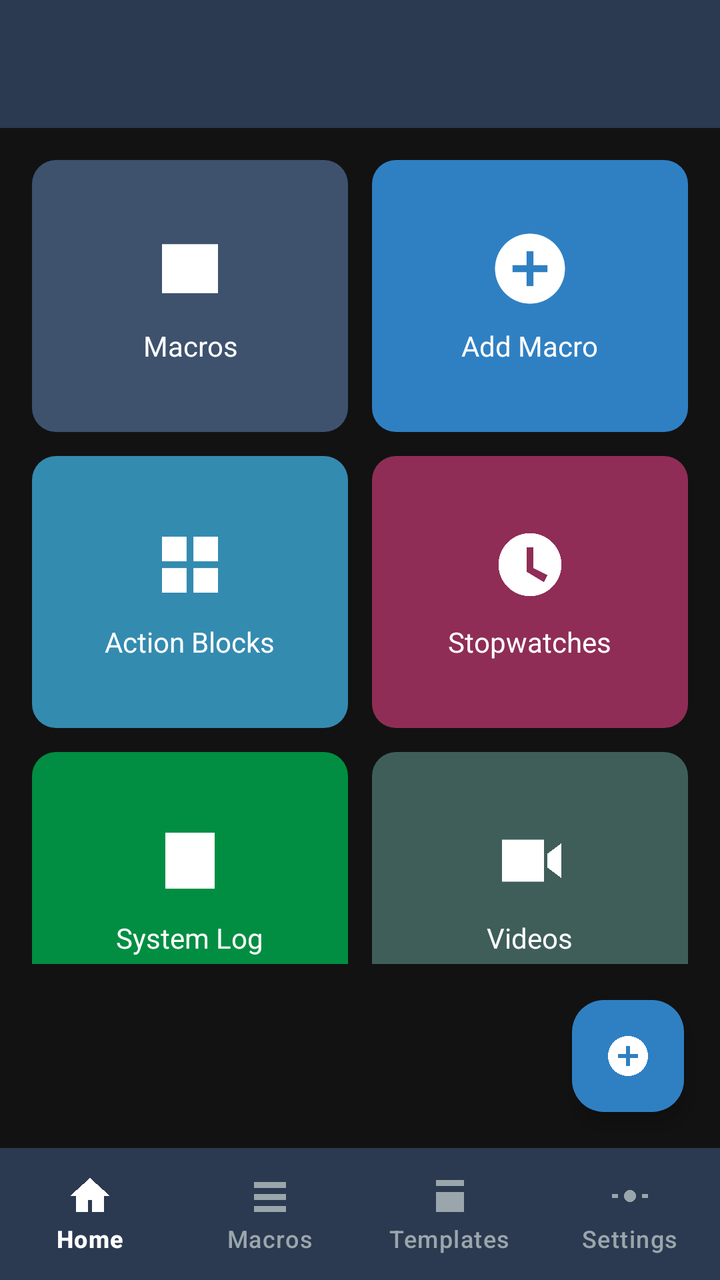
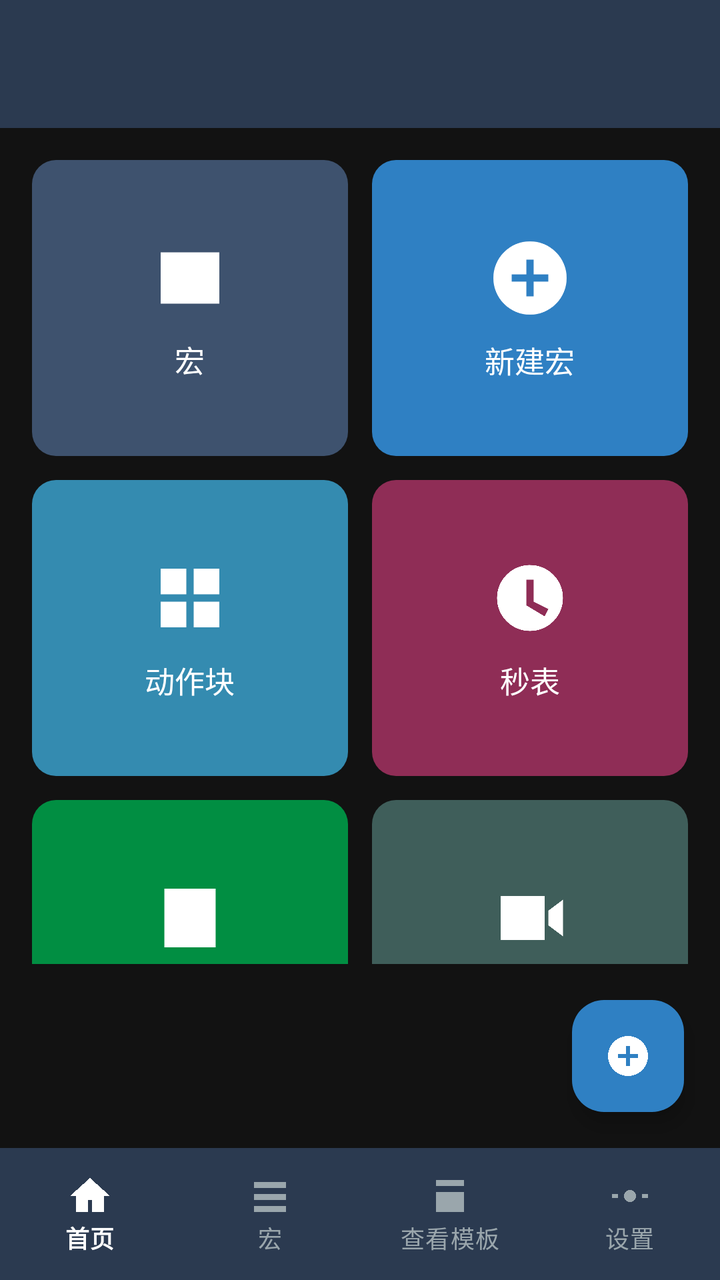

Screens rendered from an Android XML layout before and after an edit, with the pre-edit source and the edit as a unified diff.
<!-- AndroidManifest.xml: application theme Theme.AutoDroid -->
<!-- res/layout/activity_main.xml -->
<?xml version="1.0" encoding="utf-8"?>
<LinearLayout xmlns:android="http://schemas.android.com/apk/res/android"
    xmlns:app="http://schemas.android.com/apk/res-auto"
    android:layout_width="match_parent"
    android:layout_height="match_parent"
    android:background="@color/md_background"
    android:orientation="vertical">

    <com.google.android.material.appbar.MaterialToolbar
        android:id="@+id/toolbar"
        android:layout_width="match_parent"
        android:layout_height="?attr/actionBarSize"
        android:background="@color/md_primary_bar"
        app:titleTextColor="@android:color/white" />

    <FrameLayout
        android:layout_width="match_parent"
        android:layout_height="0dp"
        android:layout_weight="1">

        <androidx.core.widget.NestedScrollView
            android:id="@+id/home_page"
            android:layout_width="match_parent"
            android:layout_height="match_parent"
            android:clipToPadding="false"
            android:fillViewport="true"
            android:paddingBottom="24dp">

            <LinearLayout
                android:layout_width="match_parent"
                android:layout_height="wrap_content"
                android:orientation="vertical">

                <GridLayout
                    android:layout_width="match_parent"
                    android:layout_height="wrap_content"
                    android:columnCount="2"
                    android:paddingStart="10dp"
                    android:paddingEnd="10dp"
                    android:paddingTop="10dp">

                    <LinearLayout
                        android:id="@+id/tile_macros"
                        style="@style/Widget.AutoDroid.HomeTile"
                        android:layout_width="0dp"
                        android:layout_columnWeight="1"
                        android:layout_margin="6dp"
                        android:background="@drawable/tile_macros">

                        <ImageView
                            style="@style/Widget.AutoDroid.HomeTileIcon"
                            android:src="@drawable/ic_tile_macros" />

                        <TextView
                            style="@style/Widget.AutoDroid.HomeTileLabel"
                            android:text="@string/tile_macros" />
                    </LinearLayout>

                    <LinearLayout
                        android:id="@+id/tile_add_macro"
                        style="@style/Widget.AutoDroid.HomeTile"
                        android:layout_width="0dp"
                        android:layout_columnWeight="1"
                        android:layout_margin="6dp"
                        android:background="@drawable/tile_add_macro">

                        <ImageView
                            style="@style/Widget.AutoDroid.HomeTileIcon"
                            android:src="@drawable/ic_tile_add" />

                        <TextView
                            style="@style/Widget.AutoDroid.HomeTileLabel"
                            android:text="@string/tile_add_macro" />
                    </LinearLayout>

                    <LinearLayout
                        android:id="@+id/tile_action_blocks"
                        style="@style/Widget.AutoDroid.HomeTile"
                        android:layout_width="0dp"
                        android:layout_columnWeight="1"
                        android:layout_margin="6dp"
                        android:background="@drawable/tile_action_blocks">

                        <ImageView
                            style="@style/Widget.AutoDroid.HomeTileIcon"
                            android:src="@drawable/ic_tile_blocks" />

                        <TextView
                            style="@style/Widget.AutoDroid.HomeTileLabel"
                            android:text="@string/tile_action_blocks" />
                    </LinearLayout>

                    <LinearLayout
                        android:id="@+id/tile_stopwatches"
                        style="@style/Widget.AutoDroid.HomeTile"
                        android:layout_width="0dp"
                        android:layout_columnWeight="1"
                        android:layout_margin="6dp"
                        android:background="@drawable/tile_stopwatches">

                        <ImageView
                            style="@style/Widget.AutoDroid.HomeTileIcon"
                            android:src="@drawable/ic_tile_timer" />

                        <TextView
                            style="@style/Widget.AutoDroid.HomeTileLabel"
                            android:text="@string/tile_stopwatches" />
                    </LinearLayout>

                    <LinearLayout
                        android:id="@+id/tile_system_log"
                        style="@style/Widget.AutoDroid.HomeTile"
                        android:layout_width="0dp"
                        android:layout_columnWeight="1"
                        android:layout_margin="6dp"
                        android:background="@drawable/tile_system_log">

                        <ImageView
                            style="@style/Widget.AutoDroid.HomeTileIcon"
                            android:src="@drawable/ic_tile_log" />

                        <TextView
                            style="@style/Widget.AutoDroid.HomeTileLabel"
                            android:text="@string/tile_system_log" />
                    </LinearLayout>

                    <LinearLayout
                        android:id="@+id/tile_videos"
                        style="@style/Widget.AutoDroid.HomeTile"
                        android:layout_width="0dp"
                        android:layout_columnWeight="1"
                        android:layout_margin="6dp"
                        android:background="@drawable/tile_videos">

                        <ImageView
                            style="@style/Widget.AutoDroid.HomeTileIcon"
                            android:src="@drawable/ic_tile_video" />

                        <TextView
                            style="@style/Widget.AutoDroid.HomeTileLabel"
                            android:text="@string/tile_videos" />
                    </LinearLayout>

                    <LinearLayout
                        android:id="@+id/tile_last_macro"
                        style="@style/Widget.AutoDroid.HomeTile"
                        android:layout_width="0dp"
                        android:layout_columnWeight="1"
                        android:layout_margin="6dp"
                        android:background="@drawable/tile_last_macro">

                        <ImageView
                            style="@style/Widget.AutoDroid.HomeTileIcon"
                            android:src="@drawable/ic_tile_last" />

                        <TextView
                            style="@style/Widget.AutoDroid.HomeTileLabel"
                            android:text="@string/tile_last_macro" />
                    </LinearLayout>

                    <LinearLayout
                        android:id="@+id/tile_favourites"
                        style="@style/Widget.AutoDroid.HomeTile"
                        android:layout_width="0dp"
                        android:layout_columnWeight="1"
                        android:layout_margin="6dp"
                        android:background="@drawable/tile_favourites">

                        <ImageView
                            style="@style/Widget.AutoDroid.HomeTileIcon"
                            android:src="@drawable/ic_tile_favourite" />

                        <TextView
                            style="@style/Widget.AutoDroid.HomeTileLabel"
                            android:text="@string/tile_favourites" />
                    </LinearLayout>

                    <LinearLayout
                        android:id="@+id/tile_geofences"
                        style="@style/Widget.AutoDroid.HomeTile"
                        android:layout_width="0dp"
                        android:layout_columnWeight="1"
                        android:layout_margin="6dp"
                        android:background="@drawable/tile_geofences">

                        <ImageView
                            style="@style/Widget.AutoDroid.HomeTileIcon"
                            android:src="@drawable/ic_tile_geofence" />

                        <TextView
                            style="@style/Widget.AutoDroid.HomeTileLabel"
                            android:text="@string/tile_geofences" />
                    </LinearLayout>

                    <LinearLayout
                        android:id="@+id/tile_cell_towers"
                        style="@style/Widget.AutoDroid.HomeTile"
                        android:layout_width="0dp"
                        android:layout_columnWeight="1"
                        android:layout_margin="6dp"
                        android:background="@drawable/tile_cell_towers">

                        <ImageView
                            style="@style/Widget.AutoDroid.HomeTileIcon"
                            android:src="@drawable/ic_tile_tower" />

                        <TextView
                            style="@style/Widget.AutoDroid.HomeTileLabel"
                            android:text="@string/tile_cell_towers" />
                    </LinearLayout>

                    <LinearLayout
                        android:id="@+id/tile_plugins"
                        style="@style/Widget.AutoDroid.HomeTile"
                        android:layout_width="0dp"
                        android:layout_columnWeight="1"
                        android:layout_margin="6dp"
                        android:background="@drawable/tile_plugins">

                        <ImageView
                            style="@style/Widget.AutoDroid.HomeTileIcon"
                            android:src="@drawable/ic_tile_plugin" />

                        <TextView
                            style="@style/Widget.AutoDroid.HomeTileLabel"
                            android:text="@string/tile_plugins" />
                    </LinearLayout>

                    <LinearLayout
                        android:id="@+id/tile_quick_run"
                        style="@style/Widget.AutoDroid.HomeTile"
                        android:layout_width="0dp"
                        android:layout_columnWeight="1"
                        android:layout_margin="6dp"
                        android:background="@drawable/tile_quick_run">

                        <ImageView
                            style="@style/Widget.AutoDroid.HomeTileIcon"
                            android:src="@drawable/ic_tile_run" />

                        <TextView
                            style="@style/Widget.AutoDroid.HomeTileLabel"
                            android:text="@string/tile_quick_run" />
                    </LinearLayout>
                </GridLayout>

                <TextView
                    android:id="@+id/macros_count"
                    android:layout_width="match_parent"
                    android:layout_height="wrap_content"
                    android:paddingStart="18dp"
                    android:paddingEnd="18dp"
                    android:paddingTop="16dp"
                    android:textColor="@color/md_text_secondary"
                    android:textSize="16sp" />
            </LinearLayout>
        </androidx.core.widget.NestedScrollView>

        <LinearLayout
            android:id="@+id/macros_page"
            android:layout_width="match_parent"
            android:layout_height="match_parent"
            android:orientation="vertical"
            android:visibility="gone">

            <LinearLayout
                android:layout_width="match_parent"
                android:layout_height="wrap_content"
                android:orientation="horizontal"
                android:paddingStart="12dp"
                android:paddingEnd="12dp"
                android:paddingTop="8dp">

                <androidx.appcompat.widget.AppCompatCheckedTextView
                    android:id="@+id/filter_all"
                    style="@style/Widget.Material3.Chip.Filter"
                    android:layout_width="wrap_content"
                    android:layout_height="wrap_content"
                    android:checked="true"
                    android:text="@string/filter_all" />

                <androidx.appcompat.widget.AppCompatCheckedTextView
                    android:id="@+id/filter_enabled"
                    style="@style/Widget.Material3.Chip.Filter"
                    android:layout_width="wrap_content"
                    android:layout_height="wrap_content"
                    android:layout_marginStart="6dp"
                    android:text="@string/filter_enabled" />

                <androidx.appcompat.widget.AppCompatCheckedTextView
                    android:id="@+id/filter_disabled"
                    style="@style/Widget.Material3.Chip.Filter"
                    android:layout_width="wrap_content"
                    android:layout_height="wrap_content"
                    android:layout_marginStart="6dp"
                    android:text="@string/filter_disabled" />
            </LinearLayout>

            <ListView
                android:id="@+id/list_rules"
                android:layout_width="match_parent"
                android:layout_height="0dp"
                android:layout_weight="1"
                android:clipToPadding="false"
                android:divider="@null"
                android:paddingBottom="80dp"
                android:paddingStart="12dp"
                android:paddingEnd="12dp" />

            <TextView
                android:id="@+id/rules_empty"
                android:layout_width="match_parent"
                android:layout_height="0dp"
                android:layout_weight="1"
                android:gravity="center"
                android:text="@string/rules_empty"
                android:textColor="@color/md_text_secondary" />
        </LinearLayout>

        <LinearLayout
            android:id="@+id/templates_page"
            android:layout_width="match_parent"
            android:layout_height="match_parent"
            android:gravity="center"
            android:orientation="vertical"
            android:visibility="gone">

            <TextView
                android:layout_width="match_parent"
                android:layout_height="wrap_content"
                android:gravity="center"
                android:text="@string/rules_empty"
                android:textColor="@color/md_text_secondary"
                android:textSize="16sp" />
        </LinearLayout>

        <LinearLayout
            android:id="@+id/settings_page"
            android:layout_width="match_parent"
            android:layout_height="match_parent"
            android:orientation="vertical"
            android:padding="16dp"
            android:visibility="gone">

            <TextView
                android:id="@+id/settings_status"
                android:layout_width="match_parent"
                android:layout_height="wrap_content"
                android:textColor="@color/md_text_secondary"
                android:textSize="16sp" />
        </LinearLayout>
    </FrameLayout>

    <com.google.android.material.floatingactionbutton.FloatingActionButton
        android:id="@+id/fab_add"
        android:layout_width="wrap_content"
        android:layout_height="wrap_content"
        android:layout_gravity="bottom|end"
        android:layout_margin="18dp"
        android:contentDescription="@string/action_add"
        android:src="@drawable/ic_tile_add"
        app:backgroundTint="@color/md_tile_add_macro"
        app:tint="@android:color/white" />

    <com.google.android.material.bottomnavigation.BottomNavigationView
        android:id="@+id/bottom_navigation"
        android:layout_width="match_parent"
        android:layout_height="66dp"
        android:background="@color/md_primary_bar"
        app:itemIconTint="@color/nav_item_color"
        app:itemTextColor="@color/nav_item_color"
        app:labelVisibilityMode="labeled"
        app:menu="@menu/menu_bottom_nav" />
</LinearLayout>
<!-- resources referenced by this layout -->
<resources>
  <color name="md_background">#FF121212</color>
  <color name="md_primary_bar">#FF2B3A50</color>
  <color name="md_tile_add_macro">#FF2F80C3</color>
  <string name="action_add">新建规则</string>
  <string name="filter_all">All</string>
  <string name="filter_disabled">Disabled</string>
  <string name="filter_enabled">Enabled</string>
  <string name="rules_empty">No macros.\nTap + to create your first macro.</string>
  <string name="tile_action_blocks">Action Blocks</string>
  <string name="tile_add_macro">Add Macro</string>
  <string name="tile_cell_towers">Cell Towers</string>
  <string name="tile_favourites">Favourite Macros</string>
  <string name="tile_geofences">Geofences</string>
  <string name="tile_last_macro">Last Opened Macro</string>
  <string name="tile_macros">Macros</string>
  <string name="tile_plugins">Plugins</string>
  <string name="tile_quick_run">Quick Run Macro</string>
  <string name="tile_stopwatches">Stopwatches</string>
  <string name="tile_system_log">System Log</string>
  <string name="tile_videos">Videos</string>
  <style name="Widget.AutoDroid.HomeTile" parent="">
          <item name="android:layout_height">136dp</item>
          <item name="android:orientation">vertical</item>
          <item name="android:gravity">center</item>
          <item name="android:clickable">true</item>
          <item name="android:focusable">true</item>
      </style>
  <style name="Widget.AutoDroid.HomeTileIcon" parent="">
          <item name="android:layout_width">42dp</item>
          <item name="android:layout_height">42dp</item>
          <item name="android:importantForAccessibility">no</item>
          <item name="tint">@android:color/white</item>
      </style>
  <style name="Widget.AutoDroid.HomeTileLabel" parent="">
          <item name="android:layout_width">wrap_content</item>
          <item name="android:layout_height">wrap_content</item>
          <item name="android:layout_marginTop">8dp</item>
          <item name="android:maxWidth">112dp</item>
          <item name="android:maxLines">2</item>
          <item name="android:textAlignment">center</item>
          <item name="android:textColor">@android:color/white</item>
          <item name="android:textSize">14sp</item>
      </style>
  <color name="md_tile_geofences">#FF548687</color>
  <color name="md_tile_macros">#FF3E526E</color>
  <color name="md_tile_plugins">#FF3B3B3B</color>
  <color name="md_tile_quick_run">#FF6457A6</color>
  <color name="md_tile_videos">#FF3F5E5A</color>
  <!-- unchanged entries left out for length: 32 -->
</resources>

<!-- the commit's change to res/layout/activity_main.xml (unified diff, before → after) -->
@@ -260,41 +260,59 @@
             android:id="@+id/macros_page"
             android:layout_width="match_parent"
             android:layout_height="match_parent"
+            android:background="@color/md_list_background"
             android:orientation="vertical"
             android:visibility="gone">
 
-            <LinearLayout
+            <HorizontalScrollView
                 android:layout_width="match_parent"
                 android:layout_height="wrap_content"
-                android:orientation="horizontal"
                 android:paddingStart="12dp"
                 android:paddingEnd="12dp"
-                android:paddingTop="8dp">
-
-                <androidx.appcompat.widget.AppCompatCheckedTextView
-                    android:id="@+id/filter_all"
-                    style="@style/Widget.Material3.Chip.Filter"
+                android:paddingTop="8dp"
+                android:scrollbars="none">
+
+                <LinearLayout
                     android:layout_width="wrap_content"
                     android:layout_height="wrap_content"
-                    android:checked="true"
-                    android:text="@string/filter_all" />
-
-                <androidx.appcompat.widget.AppCompatCheckedTextView
-                    android:id="@+id/filter_enabled"
-                    style="@style/Widget.Material3.Chip.Filter"
-                    android:layout_width="wrap_content"
-                    android:layout_height="wrap_content"
-                    android:layout_marginStart="6dp"
-                    android:text="@string/filter_enabled" />
-
-                <androidx.appcompat.widget.AppCompatCheckedTextView
-                    android:id="@+id/filter_disabled"
-                    style="@style/Widget.Material3.Chip.Filter"
-                    android:layout_width="wrap_content"
-                    android:layout_height="wrap_content"
-                    android:layout_marginStart="6dp"
-                    android:text="@string/filter_disabled" />
-            </LinearLayout>
+                    android:orientation="horizontal">
+
+                    <androidx.appcompat.widget.AppCompatCheckedTextView
+                        android:id="@+id/filter_favourites"
+                        style="@style/Widget.AutoDroid.FilterChip"
+                        android:text="@string/filter_favourites" />
+
+                    <androidx.appcompat.widget.AppCompatCheckedTextView
+                        android:id="@+id/filter_all"
+                        style="@style/Widget.AutoDroid.FilterChip"
+                        android:checked="true"
+                        android:text="@string/filter_all" />
+
+                    <androidx.appcompat.widget.AppCompatCheckedTextView
+                        android:id="@+id/filter_enabled"
+                        style="@style/Widget.AutoDroid.FilterChip"
+                        android:layout_marginStart="6dp"
+                        android:text="@string/filter_enabled" />
+
+                    <androidx.appcompat.widget.AppCompatCheckedTextView
+                        android:id="@+id/filter_disabled"
+                        style="@style/Widget.AutoDroid.FilterChip"
+                        android:layout_marginStart="6dp"
+                        android:text="@string/filter_disabled" />
+
+                    <androidx.appcompat.widget.AppCompatCheckedTextView
+                        android:id="@+id/filter_errors"
+                        style="@style/Widget.AutoDroid.FilterChip"
+                        android:layout_marginStart="6dp"
+                        android:text="@string/filter_errors" />
+
+                    <androidx.appcompat.widget.AppCompatCheckedTextView
+                        android:id="@+id/filter_running"
+                        style="@style/Widget.AutoDroid.FilterChip"
+                        android:layout_marginStart="6dp"
+                        android:text="@string/filter_running" />
+                </LinearLayout>
+            </HorizontalScrollView>
 
             <ListView
                 android:id="@+id/list_rules"
@@ -313,8 +331,10 @@
                 android:layout_height="0dp"
                 android:layout_weight="1"
                 android:gravity="center"
+                android:drawableTop="@drawable/rules_empty_icon"
+                android:drawablePadding="18dp"
                 android:text="@string/rules_empty"
-                android:textColor="@color/md_text_secondary" />
+                android:textColor="@color/md_empty_text" />
         </LinearLayout>
 
         <LinearLayout
@@ -326,10 +346,11 @@
             android:visibility="gone">
 
             <TextView
+                android:id="@+id/templates_empty"
                 android:layout_width="match_parent"
                 android:layout_height="wrap_content"
                 android:gravity="center"
-                android:text="@string/rules_empty"
+                android:text="@string/templates_empty"
                 android:textColor="@color/md_text_secondary"
                 android:textSize="16sp" />
         </LinearLayout>
<!-- resource entries referenced after the edit -->
@@ -1,35 +1,60 @@
 <!-- resources referenced by this layout -->
 <resources>
   <color name="md_background">#FF121212</color>
+  <color name="md_empty_text">#FF4B5563</color>
+  <color name="md_list_background">#FFF2F4F6</color>
   <color name="md_primary_bar">#FF2B3A50</color>
   <color name="md_tile_add_macro">#FF2F80C3</color>
+  <!-- drawable rules_empty_icon (drawable) -->
+  <?xml version="1.0" encoding="utf-8"?>
+  <layer-list xmlns:android="http://schemas.android.com/apk/res/android">
+      <item android:drawable="@drawable/bg_rules_empty_circle" />
+      <item
+          android:width="44dp"
+          android:height="44dp"
+          android:drawable="@drawable/ic_tile_macros"
+          android:gravity="center" />
+  </layer-list>
   <string name="action_add">新建规则</string>
-  <string name="filter_all">All</string>
-  <string name="filter_disabled">Disabled</string>
-  <string name="filter_enabled">Enabled</string>
-  <string name="rules_empty">No macros.\nTap + to create your first macro.</string>
-  <string name="tile_action_blocks">Action Blocks</string>
-  <string name="tile_add_macro">Add Macro</string>
-  <string name="tile_cell_towers">Cell Towers</string>
-  <string name="tile_favourites">Favourite Macros</string>
-  <string name="tile_geofences">Geofences</string>
-  <string name="tile_last_macro">Last Opened Macro</string>
-  <string name="tile_macros">Macros</string>
-  <string name="tile_plugins">Plugins</string>
-  <string name="tile_quick_run">Quick Run Macro</string>
-  <string name="tile_stopwatches">Stopwatches</string>
-  <string name="tile_system_log">System Log</string>
-  <string name="tile_videos">Videos</string>
+  <string name="filter_all">全部</string>
+  <string name="filter_disabled">已禁用</string>
+  <string name="filter_enabled">已启用</string>
+  <string name="filter_errors">错误</string>
+  <string name="filter_favourites">收藏</string>
+  <string name="filter_running">运行中</string>
+  <string name="rules_empty">未配置宏</string>
+  <string name="templates_empty">本地模板功能开发中。\n当前可导入/导出 JSON 宏文件，后续会提供内置模板。</string>
+  <string name="tile_action_blocks">动作块</string>
+  <string name="tile_add_macro">新建宏</string>
+  <string name="tile_cell_towers">基站</string>
+  <string name="tile_favourites">收藏宏</string>
+  <string name="tile_geofences">地理围栏</string>
+  <string name="tile_last_macro">最近打开宏</string>
+  <string name="tile_macros">宏</string>
+  <string name="tile_plugins">插件</string>
+  <string name="tile_quick_run">快速运行宏</string>
+  <string name="tile_stopwatches">秒表</string>
+  <string name="tile_system_log">系统日志</string>
+  <string name="tile_videos">视频</string>
+  <style name="Widget.AutoDroid.FilterChip" parent="Widget.Material3.Chip.Filter">
+          <item name="android:layout_width">wrap_content</item>
+          <item name="android:layout_height">wrap_content</item>
+          <item name="chipBackgroundColor">@color/chip_background_selector</item>
+          <item name="android:textColor">@color/chip_text_selector</item>
+          <item name="chipStrokeWidth">1dp</item>
+          <item name="chipStrokeColor">@color/chip_stroke</item>
+      </style>
   <style name="Widget.AutoDroid.HomeTile" parent="">
-          <item name="android:layout_height">136dp</item>
+          <item name="android:layout_height">148dp</item>
           <item name="android:orientation">vertical</item>
           <item name="android:gravity">center</item>
           <item name="android:clickable">true</item>
           <item name="android:focusable">true</item>
+          <item name="android:foreground">?attr/selectableItemBackground</item>
       </style>
   <style name="Widget.AutoDroid.HomeTileIcon" parent="">
-          <item name="android:layout_width">42dp</item>
-          <item name="android:layout_height">42dp</item>
+          <item name="android:layout_width">44dp</item>
+          <item name="android:layout_height">44dp</item>
           <item name="android:importantForAccessibility">no</item>
           <item name="tint">@android:color/white</item>
       </style>
@@ -37,17 +62,25 @@
           <item name="android:layout_width">wrap_content</item>
           <item name="android:layout_height">wrap_content</item>
           <item name="android:layout_marginTop">8dp</item>
-          <item name="android:maxWidth">112dp</item>
+          <item name="android:maxWidth">120dp</item>
           <item name="android:maxLines">2</item>
           <item name="android:textAlignment">center</item>
           <item name="android:textColor">@android:color/white</item>
-          <item name="android:textSize">14sp</item>
+          <item name="android:textSize">15sp</item>
+          <item name="android:lineSpacingMultiplier">1.1</item>
       </style>
+  <!-- drawable bg_rules_empty_circle (drawable) -->
+  <?xml version="1.0" encoding="utf-8"?>
+  <shape xmlns:android="http://schemas.android.com/apk/res/android" android:shape="oval">
+      <solid android:color="#FFE5E7EB" />
+      <size android:width="120dp" android:height="120dp" />
+  </shape>
   <color name="md_tile_geofences">#FF548687</color>
   <color name="md_tile_macros">#FF3E526E</color>
   <color name="md_tile_plugins">#FF3B3B3B</color>
   <color name="md_tile_quick_run">#FF6457A6</color>
   <color name="md_tile_videos">#FF3F5E5A</color>
+  <color name="chip_stroke">#FFD8DCE0</color>
   <!-- unchanged entries left out for length: 32 -->
 </resources>
 
